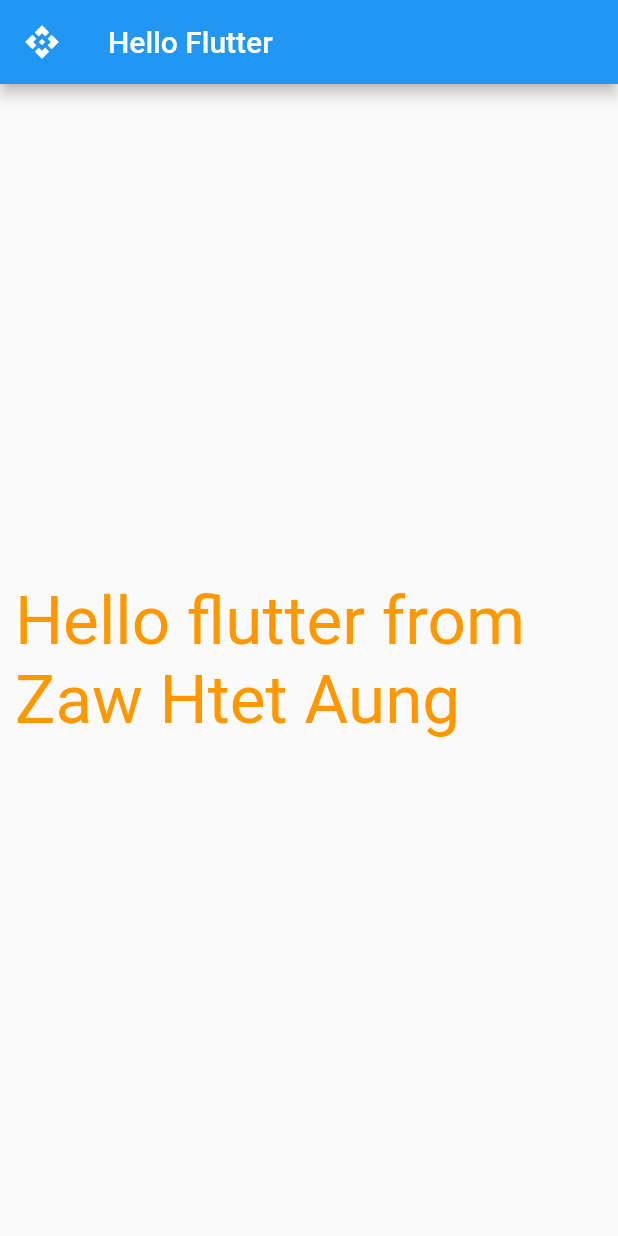
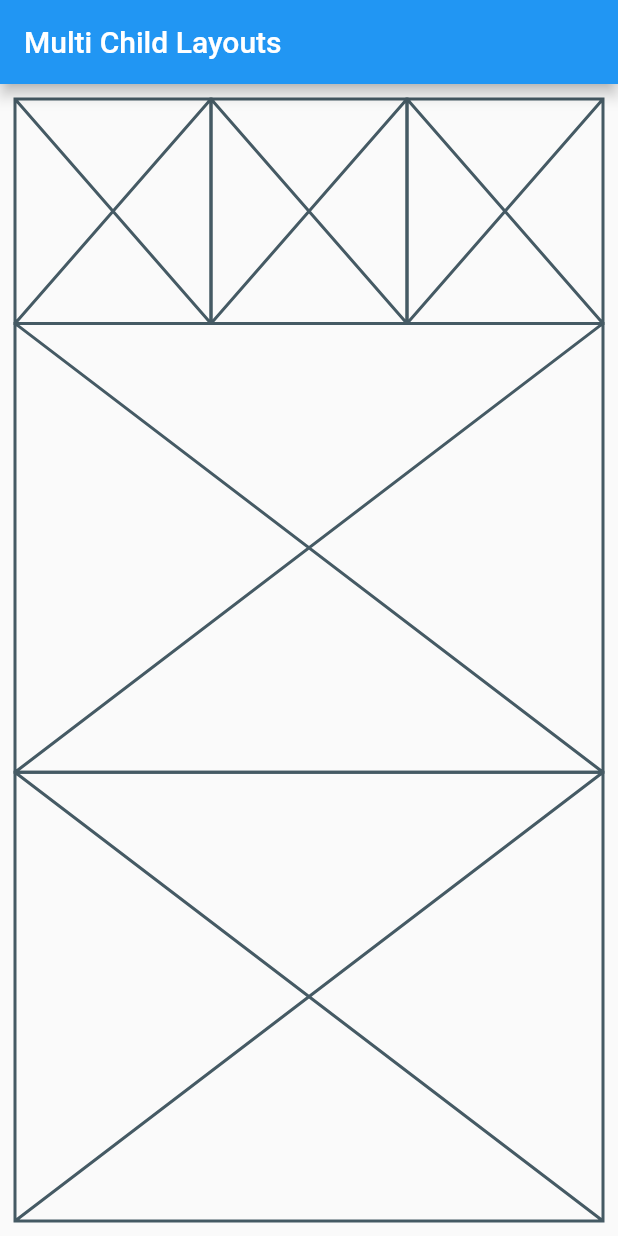
Before and after one commit to Y2K222/flutter-demo-1, a Flutter app: the screen it shows after launch, on a phone screen of 412 x 824 dp. Run offline on Flutter 3.47's test engine with Material 2 defaults, Android fonts, the phone set to English and light mode, and no system bars.

Commit message:
MultiChildWidget

```diff
--- a/lib/main.dart
+++ b/lib/main.dart
@@ -1,3 +1,4 @@
+import 'package:flutter/cupertino.dart';
 import 'package:flutter/material.dart';
 
 main(List<String> args){
@@ -8,20 +9,37 @@ class MyApp extends StatelessWidget {
   @override
   Widget build(BuildContext context) {
     return MaterialApp(
-      home : Scaffold(
-        appBar: AppBar(
-          leading: Icon(Icons.api),
-          title: Text('Hello Flutter'),
-        ),
-        body: Container(
-          alignment: Alignment.center,
-          padding: EdgeInsets.all(10),
-          child: Text('Hello flutter from Zaw Htet Aung',style: TextStyle(
-            color : Colors.orange,
-            fontSize: 45.0
-          )),
-        ),
-      )
+       home: Scaffold(
+         appBar: AppBar(
+           title: Text('Multi Child Layouts'),
+         ),
+         body: Padding(
+           padding: EdgeInsets.all(10),
+           child: Column(
+             mainAxisAlignment: MainAxisAlignment.spaceAround,
+             children: [
+               Expanded(
+                 flex: 1,
+                 child: Row(
+                   children: [
+                     Expanded(child: Placeholder()),
+                     Expanded(child: Placeholder()),
+                     Expanded(child: Placeholder()),
+                   ],
+                 ),
+               ),
+               Expanded(
+                 flex: 2,
+                 child: Placeholder(),
+               ),
+               Expanded(
+                 flex: 2,
+                 child: Placeholder(),
+               )
+             ],
+           ),
+         ),
+       ),
     );
   }
 }
```
